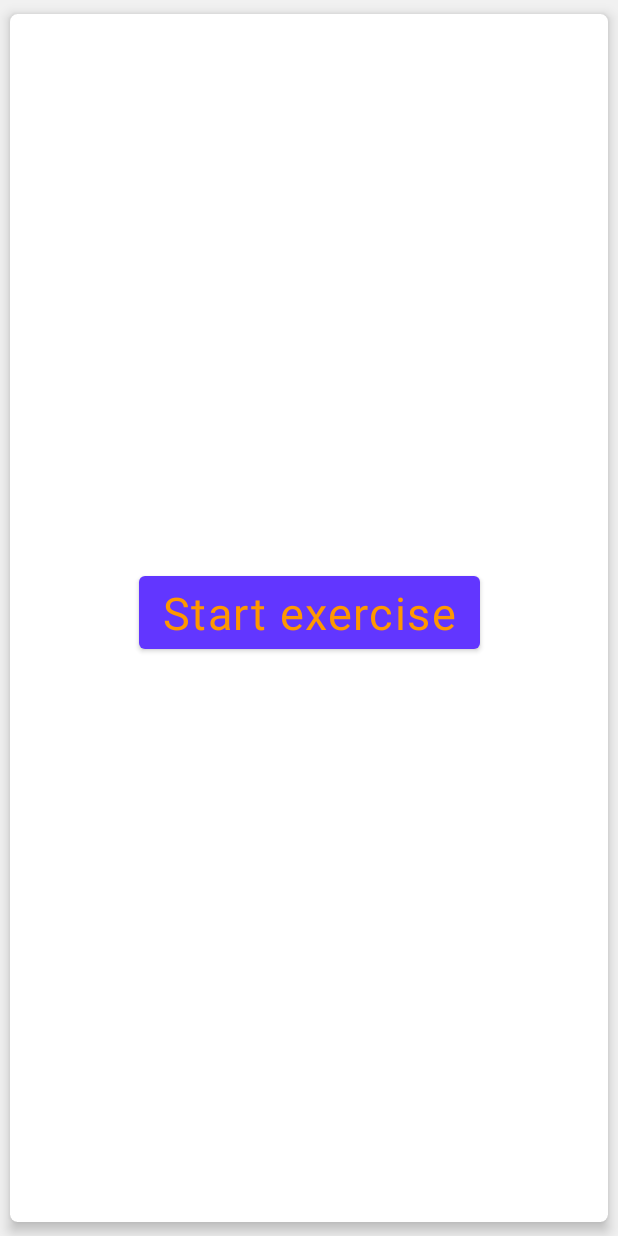
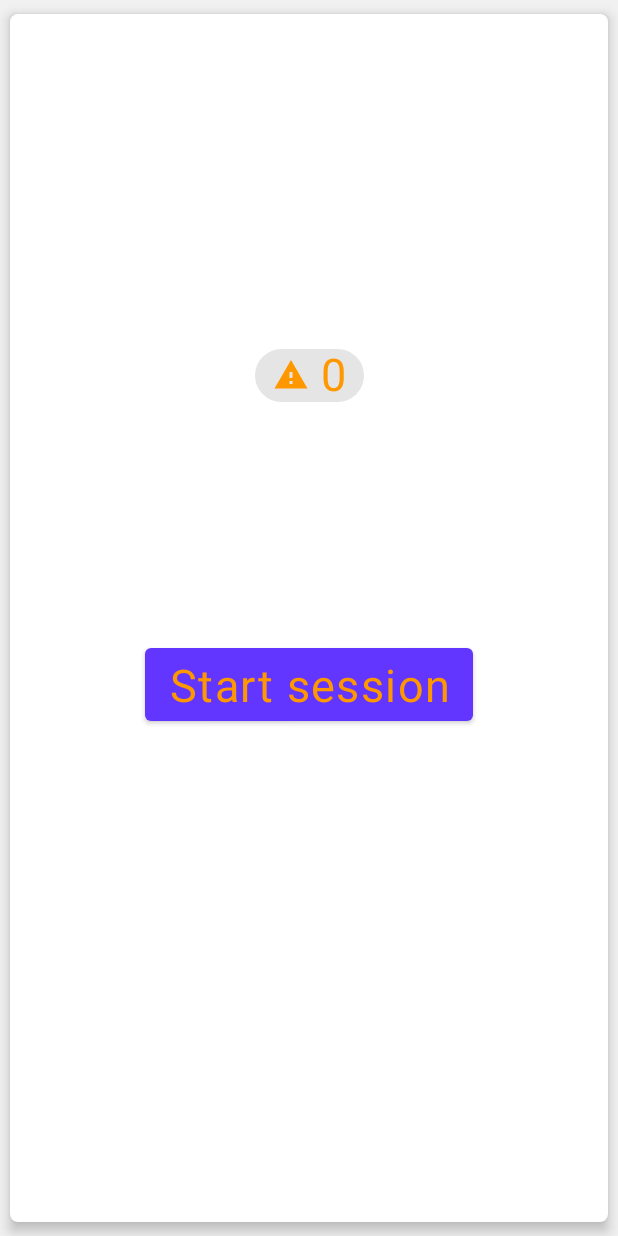
Before and after one commit to OlgaDery/KotlinMultiplatform, an Android app: the screen it shows after launch (MainActivity), on a phone screen of 412 x 824 dp. Run offline under Robolectric (Android 15) with nearby library versions, the phone set to English and light mode, and no system bars; libraries missing offline, so code that uses them is left out: com.squareup.sqldelight; 1 statement that could not run was skipped.

Commit message:
removed unused parameters of the model class

```diff
--- a/androidApp/src/main/java/com/example/prohappymultiplatform/android/HomeFragment.kt
+++ b/androidApp/src/main/java/com/example/prohappymultiplatform/android/HomeFragment.kt
@@ -4,26 +4,39 @@ import android.os.Bundle
 import android.view.LayoutInflater
 import android.view.View
 import android.view.ViewGroup
+import androidx.lifecycle.Observer
 import androidx.lifecycle.ViewModelProvider
+import com.example.prohappymultiplatform.Constants
+import com.google.android.material.chip.Chip
 
 class HomeFragment : BaseFragment() {
 
     lateinit var homeViewModel: HomeViewModel
-    private lateinit var startSesssionButton: com.google.android.material.button.MaterialButton
+    private lateinit var startSessionButton: com.google.android.material.button.MaterialButton
+    private lateinit var startSessionChip: Chip
 
     override fun onCreateView(inflater: LayoutInflater, container: ViewGroup?, savedInstanceState: Bundle?): View {
-        return inflater.inflate(R.layout.fragment_home1, container, false)
+        return inflater.inflate(R.layout.fragment_home, container, false)
     }
 
     override fun onViewCreated(view: View, savedInstanceState: Bundle?) {
         super.onViewCreated(view, savedInstanceState)
         homeViewModel = ViewModelProvider(requireActivity()).get(HomeViewModel::class.java)
+        homeViewModel.initRepo(requireContext())
 
-        startSesssionButton = view.findViewById(R.id.start_session_button)
-        startSesssionButton.tag = NavigationAction.StartSession.name
-        startSesssionButton.setOnClickListener {
-            navigate(it.tag.toString())
+        startSessionButton = view.findViewById(R.id.start_session_button)
+        startSessionChip = view.findViewById(R.id.start_session_chip)
+        startSessionButton.apply {
+            tag = NavigationAction.StartSession.name
+            text = Constants.START_SESSION_BUTTON
+            setOnClickListener {
+                navigate(it.tag.toString())
+            }
         }
+
+        homeViewModel.numberOfSessions.observe(viewLifecycleOwner, Observer {
+            startSessionChip.text = it.toString()
+        })
     }
 
 }
--- a/androidApp/src/main/java/com/example/prohappymultiplatform/android/HomeViewModel.kt
+++ b/androidApp/src/main/java/com/example/prohappymultiplatform/android/HomeViewModel.kt
@@ -1,6 +1,7 @@
 package com.example.prohappymultiplatform.android
 
 import android.content.Context
+import androidx.lifecycle.MutableLiveData
 import androidx.lifecycle.ViewModel
 import cache.DatabaseDriverFactory
 import com.example.testapp.SessionRepo
@@ -12,26 +13,37 @@ class HomeViewModel: ViewModel(), CoroutineScope {
     var sessionRepo: SessionRepo? = null
         private set
 
+    val numberOfSessions = MutableLiveData<Int>(-1)
+
+
     fun initRepo(context: Context) {
         if (sessionRepo == null) {
+            var number: Int?
             launch {
                 sessionRepo = SessionRepo(DatabaseDriverFactory(context))
-                withContext(coroutineContext) {
+                number = withContext(coroutineContext) {
                     sessionRepo?.selectAllSessions(clear = false)
                 }
+                numberOfSessions.postValue(number)
             }
         }
     }
 
-    fun createSession(selectedConviction: Int, selectedEmotion: Int,
-                      criticalConditionConfirmed: Boolean, severity: Int,
-                      triggerExists: Boolean, userResponsible: Boolean) {
+    fun createSession(selectedEmotion: Int, severity: Int, userResponsible: Boolean) {
         launch {
             withContext(coroutineContext) {
                 sessionRepo?.saveSession(
-                    selectedConviction, selectedEmotion, criticalConditionConfirmed, severity,
-                    triggerExists, userResponsible
+                    selectedEmotion, severity, userResponsible
                 )
+                numberOfSessions.postValue(sessionRepo?.listOfSessionPatterns?.size)
+            }
+        }
+    }
+
+    fun saveMessageToFuture(message: String) {
+        launch {
+            withContext(coroutineContext) {
+                sessionRepo?.saveMessageToFuture(message)
             }
         }
     }
--- a/androidApp/src/main/java/com/example/prohappymultiplatform/android/MainActivity.kt
+++ b/androidApp/src/main/java/com/example/prohappymultiplatform/android/MainActivity.kt
@@ -11,6 +11,5 @@ class MainActivity : AppCompatActivity() {
         setContentView(R.layout.activity_main)
 
         val homeViewModel = ViewModelProvider(this).get(HomeViewModel::class.java)
-        homeViewModel.initRepo(this)
     }
 }
--- a/androidApp/src/main/java/com/example/prohappymultiplatform/android/SetupSessionFragment.kt
+++ b/androidApp/src/main/java/com/example/prohappymultiplatform/android/SetupSessionFragment.kt
@@ -48,15 +48,13 @@ class SetupSessionFragment : BaseFragment() {
 
         goToExplanationButton = view.findViewById(R.id.go_to_explanation_button)
         goToExplanationButton.apply {
-           // text = Constants.NEXT_PAGE_BUTTON
+            text = Constants.NEXT_PAGE_BUTTON
             setOnClickListener {
                 homeViewModel.apply {
                     progressBar.visibility = View.VISIBLE
                     createSession(severity = severitySpinner.selectedItemPosition,
-                        selectedConviction = 0,
                         selectedEmotion = emotionSpinner.selectedItemPosition,
-                        criticalConditionConfirmed = false,
-                        triggerExists = false, userResponsible = false)
+                        userResponsible = false)
                     progressBar.visibility = View.GONE
                     navigate(NavigationAction.FirstScreeningCompleted.name)
                 }
--- a/androidApp/src/main/res/layout/fragment_home1.xml
+++ b/androidApp/src/main/res/layout/fragment_home.xml
@@ -15,29 +15,27 @@
             android:layout_height="match_parent"
             android:padding="15dp">
 
-            <com.google.android.material.button.MaterialButton
-                android:id="@+id/start_session_button"
-                app:layout_constraintBottom_toBottomOf="parent"
+            <com.google.android.material.chip.Chip
+                android:id="@+id/start_session_chip"
                 app:layout_constraintLeft_toLeftOf="parent"
                 app:layout_constraintRight_toRightOf="parent"
                 app:layout_constraintTop_toTopOf="parent"
+                android:layout_marginTop="200dp"
                 style="@style/AppTheme.MarkedText"
-                android:text="Start exercise"
                 android:textSize="30sp"
-                android:layout_gravity="center_horizontal"
+                android:textColor="@color/colorOrange" />
+
+
+            <com.google.android.material.button.MaterialButton
+                android:id="@+id/start_session_button"
+                app:layout_constraintLeft_toLeftOf="parent"
+                app:layout_constraintRight_toRightOf="parent"
+                android:layout_marginTop="150dp"
+                app:layout_constraintTop_toBottomOf="@+id/start_session_chip"
+                style="@style/AppTheme.MarkedText"
+                android:textSize="30sp"
                 android:textColor="@color/colorOrange"
                 app:drawableStartCompat="@drawable/ic_configure_more" />
-
-            <ProgressBar
-                android:id="@+id/progress_home"
-                android:layout_width="200dp"
-                android:layout_height="200dp"
-                android:backgroundTint="@color/colorActive"
-                android:visibility="gone"
-                app:layout_constraintBottom_toBottomOf="parent"
-                app:layout_constraintLeft_toLeftOf="parent"
-                app:layout_constraintRight_toRightOf="parent"
-                app:layout_constraintTop_toTopOf="parent" />
 
         </androidx.constraintlayout.widget.ConstraintLayout>
 
--- a/androidApp/src/main/res/navigation/mobile_navigation.xml
+++ b/androidApp/src/main/res/navigation/mobile_navigation.xml
@@ -17,7 +17,7 @@
         android:id="@+id/nav_home"
         android:name="com.example.prohappymultiplatform.android.HomeFragment"
         android:label="Привет!"
-        tools:layout="@layout/fragment_home1" />
+        tools:layout="@layout/fragment_home" />
 
     <action
         android:id="@+id/home_fragment_to_animation_fragment"
--- a/shared/src/commonMain/kotlin/com/example/prohappymultiplatform/Session.kt
+++ b/shared/src/commonMain/kotlin/com/example/prohappymultiplatform/Session.kt
@@ -10,34 +10,16 @@ data class Session(
     var id: String = Platform().randomUUID(),
     @SerialName("added_by")
     val addedBy: String,
-    @SerialName("problem_id")
-    val problemID: String,
     @SerialName("when_added")
     var whenAdded: Int = Platform().date().toInt(),
     @SerialName("severity")
     var severity: Int = 0,
-    @SerialName("irrational_conviction_code")
-    var irrationalConvictionCode: Int = -1,
     @SerialName("emotion_code")
     var emotionCode: Int = -1,
-    @SerialName("critical_condition_confirmed")
-    var criticalConditionConfirmed: Boolean = false,
-    @SerialName("dangerous_trigger_confirmed")
-    var dangerousTriggerConfirmed: Boolean = false,
-    @SerialName("abuse_confirmed")
-    var abuseConfirmed: Boolean = false,
-    @SerialName("own_aggression_confirmed")
-    var ownAggressionConfirmed: Boolean = false,
-    @SerialName("significant_person_involved")
-    var significantPersonInvolved: Boolean = false,
     @SerialName("accept_responsibility")
     var acceptResponsibility: Boolean = true,
-    @SerialName("hidden_reason_code")
-    var hiddenReasonCode: Int = -1,
     @SerialName("session_pattern_code")
     var sessionPatternCode: Int = -1,
-    @SerialName("homework_name")
-    var homeworkName: String? = null,
     @SerialName("message_to_future")
     var messageToFuture: String? = null
 )
```
Also changed, not shown: androidApp/src/main/java/com/example/prohappymultiplatform/android/FinalizeSessionFragment.kt (+16 -2 lines), androidApp/src/main/java/com/example/prohappymultiplatform/android/MetaphoricCardFragment.kt (+23 -10 lines), androidApp/src/main/res/layout/fragment_finalize_session.xml (+5 -7 lines), androidApp/src/main/res/layout/fragment_metaphoric_card.xml (+3 -23 lines), shared/src/commonMain/kotlin/cache/Database.kt (+10 -21 lines), shared/src/commonMain/kotlin/com/example/prohappymultiplatform/SessionRepo.kt (+3 -11 lines), 6 other files.
